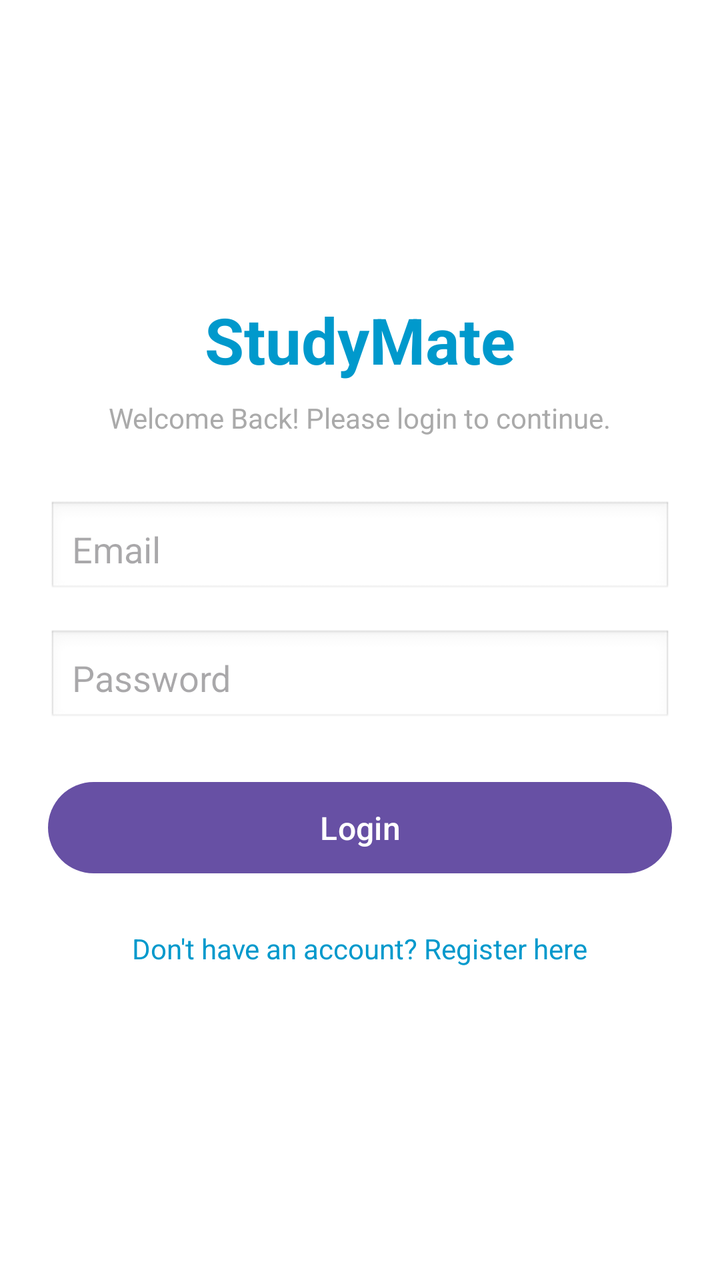
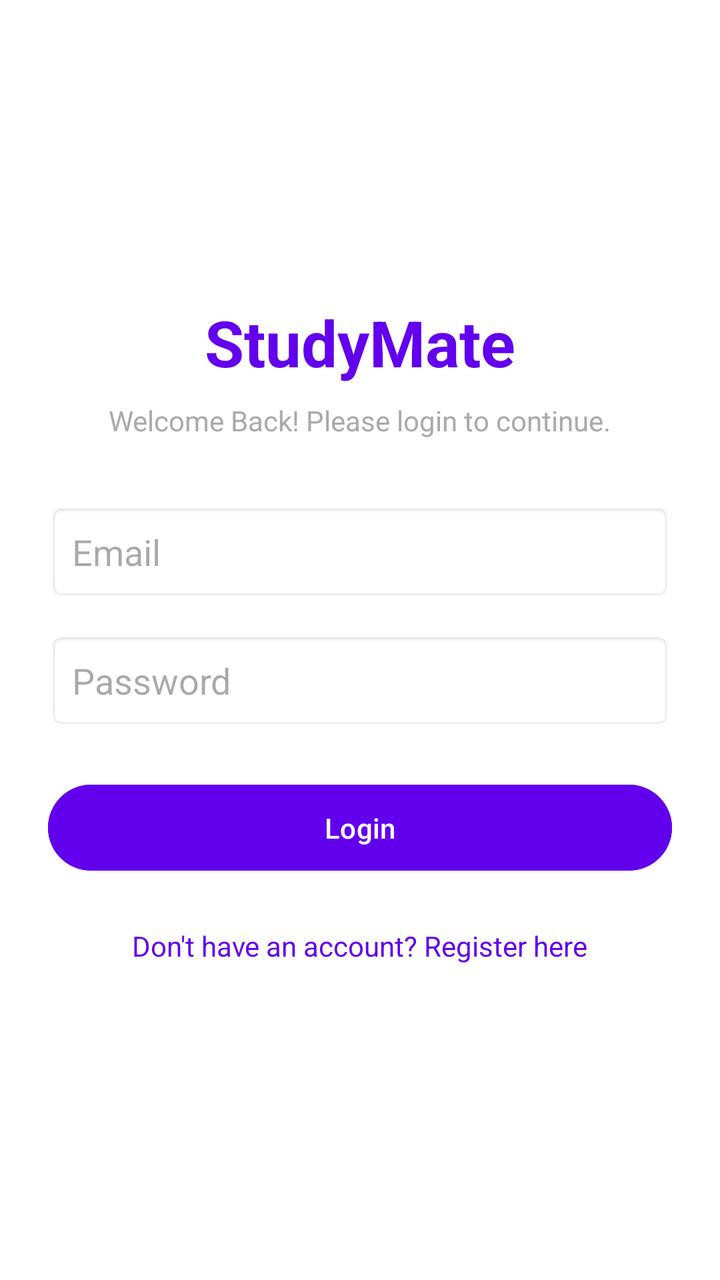

The first picture is an Android layout as it rendered before a commit; the second is the same layout after the commit. The layout source and the unified diff follow.
<!-- AndroidManifest.xml: application theme Theme.StudyMate -->
<!-- res/layout/activity_login.xml -->
<?xml version="1.0" encoding="utf-8"?>
<LinearLayout xmlns:android="http://schemas.android.com/apk/res/android"
    xmlns:tools="http://schemas.android.com/tools"
    android:layout_width="match_parent"
    android:layout_height="match_parent"
    android:orientation="vertical"
    android:gravity="center"
    android:padding="24dp"
    android:background="@android:color/white"
    tools:context=".LoginActivity">

    
    <TextView
        android:layout_width="wrap_content"
        android:layout_height="wrap_content"
        android:text="StudyMate"
        android:textSize="32sp"
        android:textStyle="bold"
        android:textColor="@android:color/holo_blue_dark"
        android:layout_marginBottom="8dp"/>

    <TextView
        android:layout_width="wrap_content"
        android:layout_height="wrap_content"
        android:text="Welcome Back! Please login to continue."
        android:textSize="14sp"
        android:textColor="@android:color/darker_gray"
        android:layout_marginBottom="32dp"/>

    
    <EditText
        android:id="@+id/etLoginEmail"
        android:layout_width="match_parent"
        android:layout_height="wrap_content"
        android:hint="Email"
        android:inputType="textEmailAddress"
        android:minHeight="48dp"
        android:padding="12dp"
        android:layout_marginBottom="16dp"
        android:background="@android:drawable/edit_text"/>

    
    <EditText
        android:id="@+id/etLoginPassword"
        android:layout_width="match_parent"
        android:layout_height="wrap_content"
        android:hint="Password"
        android:inputType="textPassword"
        android:minHeight="48dp"
        android:padding="12dp"
        android:layout_marginBottom="24dp"
        android:background="@android:drawable/edit_text"/>

    
    <Button
        android:id="@+id/btnLogin"
        android:layout_width="match_parent"
        android:layout_height="wrap_content"
        android:text="Login"
        android:textSize="16sp"
        android:padding="12dp"
        android:layout_marginBottom="16dp"/>

    
    <TextView
        android:id="@+id/tvRegisterLink"
        android:layout_width="wrap_content"
        android:layout_height="wrap_content"
        android:text="Don't have an account? Register here"
        android:textColor="@android:color/holo_blue_dark"
        android:textSize="14sp"
        android:padding="8dp"/>

</LinearLayout>
<!-- resources referenced by this layout -->
<resources>
  <style name="Theme.StudyMate" parent="Base.Theme.StudyMate" />
  <style name="Base.Theme.StudyMate" parent="Theme.Material3.DayNight.NoActionBar">
          
          
      </style>
</resources>

<!-- the commit's change to res/layout/activity_login.xml (unified diff, before → after) -->
@@ -1,23 +1,20 @@
 <?xml version="1.0" encoding="utf-8"?>
 <LinearLayout xmlns:android="http://schemas.android.com/apk/res/android"
-    xmlns:tools="http://schemas.android.com/tools"
     android:layout_width="match_parent"
     android:layout_height="match_parent"
     android:orientation="vertical"
     android:gravity="center"
     android:padding="24dp"
-    android:background="@android:color/white"
-    tools:context=".LoginActivity">
+    android:background="@android:color/white">
 
-    
     <TextView
         android:layout_width="wrap_content"
         android:layout_height="wrap_content"
         android:text="StudyMate"
         android:textSize="32sp"
         android:textStyle="bold"
-        android:textColor="@android:color/holo_blue_dark"
-        android:layout_marginBottom="8dp"/>
+        android:textColor="@color/design_default_color_primary"
+        android:layout_marginBottom="8dp" />
 
     <TextView
         android:layout_width="wrap_content"
@@ -25,50 +22,44 @@
         android:text="Welcome Back! Please login to continue."
         android:textSize="14sp"
         android:textColor="@android:color/darker_gray"
-        android:layout_marginBottom="32dp"/>
+        android:layout_marginBottom="32dp" />
 
-    
     <EditText
         android:id="@+id/etLoginEmail"
         android:layout_width="match_parent"
         android:layout_height="wrap_content"
         android:hint="Email"
         android:inputType="textEmailAddress"
-        android:minHeight="48dp"
         android:padding="12dp"
         android:layout_marginBottom="16dp"
-        android:background="@android:drawable/edit_text"/>
+        android:background="@android:drawable/editbox_background_normal" />
 
-    
     <EditText
         android:id="@+id/etLoginPassword"
         android:layout_width="match_parent"
         android:layout_height="wrap_content"
         android:hint="Password"
         android:inputType="textPassword"
-        android:minHeight="48dp"
         android:padding="12dp"
         android:layout_marginBottom="24dp"
-        android:background="@android:drawable/edit_text"/>
+        android:background="@android:drawable/editbox_background_normal" />
 
-    
     <Button
         android:id="@+id/btnLogin"
         android:layout_width="match_parent"
         android:layout_height="wrap_content"
         android:text="Login"
-        android:textSize="16sp"
         android:padding="12dp"
-        android:layout_marginBottom="16dp"/>
+        android:backgroundTint="@color/design_default_color_primary"
+        android:layout_marginBottom="16dp" />
 
-    
     <TextView
-        android:id="@+id/tvRegisterLink"
+        android:id="@+id/tvRegisterRedirect"
         android:layout_width="wrap_content"
         android:layout_height="wrap_content"
         android:text="Don't have an account? Register here"
-        android:textColor="@android:color/holo_blue_dark"
+        android:textColor="@color/design_default_color_primary"
         android:textSize="14sp"
-        android:padding="8dp"/>
+        android:padding="8dp" />
 
 </LinearLayout>
